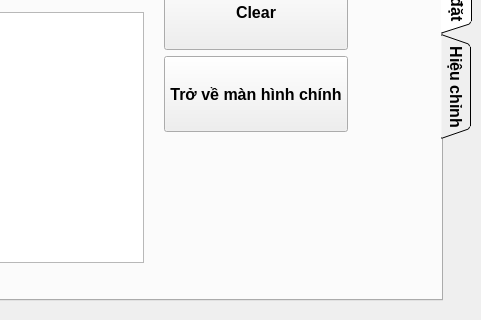
Above: mainwindow.ui from kimphg/rasPi before the change; both pictures show x 319 to 800 and y 160 to 480 of the 800 by 480 pixel window. Below: the same form after it.
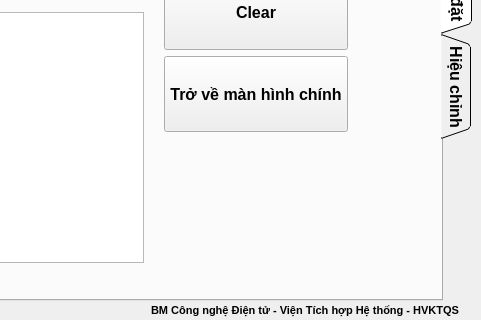
That is the form after the change. The open tabs and pages were chosen to show the change. Icons and pictures are not drawn.

```diff
--- a/mainwindow.ui
+++ b/mainwindow.ui
@@ -1676,6 +1676,24 @@
      </widget>
     </widget>
    </widget>
+   <widget class="QLabel" name="label_4">
+    <property name="geometry">
+     <rect>
+      <x>470</x>
+      <y>460</y>
+      <width>321</width>
+      <height>21</height>
+     </rect>
+    </property>
+    <property name="font">
+     <font>
+      <pointsize>8</pointsize>
+     </font>
+    </property>
+    <property name="text">
+     <string>BM Công nghệ Điện tử - Viện Tích hợp Hệ thống - HVKTQS</string>
+    </property>
+   </widget>
   </widget>
  </widget>
  <layoutdefault spacing="6" margin="11"/>
```
Left out of the diff: 2 changed lines with no effect on the pictures.
